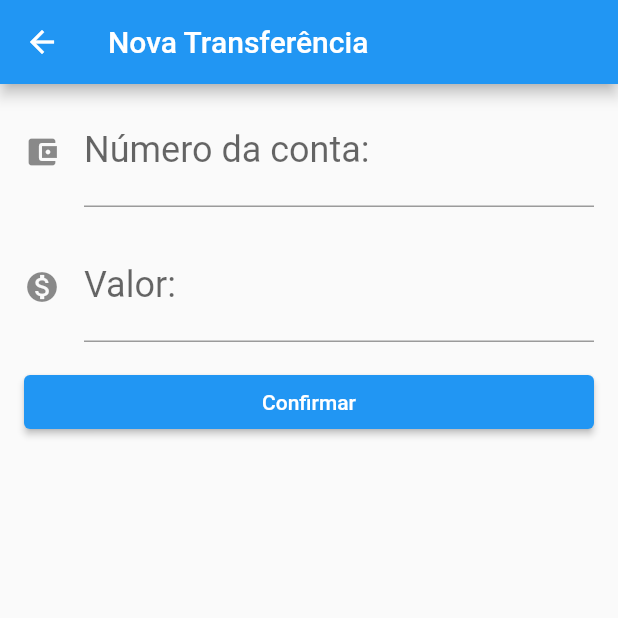
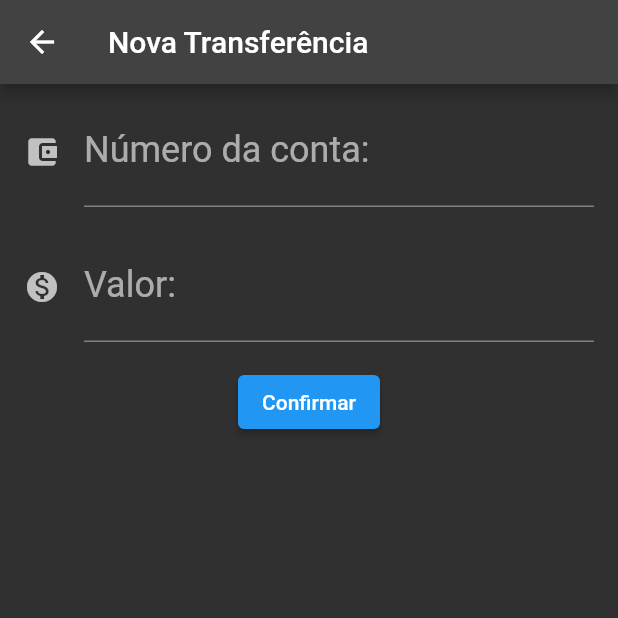
Before and after one commit to Skema1114/bytebank-fundamentos-app-formacao-flutter-alura, a Flutter app: the screen it shows after launch, after a tap on the "add" icon, on a phone screen of 412 x 824 dp, the top half of it. Run offline on Flutter 3.47's test engine with Material 2 defaults, Android fonts, the phone set to English and light mode, and no system bars.

Commit message:
Parte 05 em andamento

```diff
--- a/lib/src/App.dart
+++ b/lib/src/App.dart
@@ -1,16 +1,76 @@
+import 'dart:async';
+
 import 'package:bytebank_fundamentos_app_formacao_flutter_alura/src/page/ListaTrasferencias.dart';
 import 'package:flutter/material.dart';
 
+StreamController<bool> isDarkMode = StreamController();
+
+// CLASSE APP COM TENTATIVA DE TROCA DE TEMA;
 class App extends StatelessWidget {
   const App({Key? key}) : super(key: key);
 
   @override
   Widget build(BuildContext context) {
+    return StreamBuilder<bool>(
+        initialData: false,
+        stream: isDarkMode.stream,
+        builder: (context, snapshot) {
+          return MaterialApp(
+            home: ListaTransferencias(),
+            debugShowCheckedModeBanner: false,
+            theme: snapshot.data != null
+                ? ThemeData.dark()
+                : ThemeData(
+                    colorScheme: ColorScheme.fromSwatch().copyWith(
+                      primary: Colors.green[900],
+                      secondary: Colors.blueAccent[700],
+                    ),
+                    elevatedButtonTheme: ElevatedButtonThemeData(
+                      style: ElevatedButton.styleFrom(
+                        primary: Colors.blueAccent[700],
+                        textStyle: const TextStyle(
+                          color: Colors.white,
+                        ),
+                      ),
+                    ),
+                  ),
+          );
+        });
+  }
+}
+
+changeTheme(bool value) {
+  isDarkMode.add(value);
+}
+
+// CLASSE APP NORMAL UTILIZADA COM O TEMA DO CURSO;
+/*
+class App extends StatelessWidget {
+  App({Key? key}) : super(key: key);
+
+  Color selection = Colors.green[400]!;
+
+  @override
+  Widget build(BuildContext context) {
     return MaterialApp(
-      home: Scaffold(
-        body: ListaTransferencias(),
+      home: ListaTransferencias(),
+      debugShowCheckedModeBanner: false,
+      // theme: ThemeData.dark(),
+      theme: ThemeData(
+        colorScheme: ColorScheme.fromSwatch().copyWith(
+          primary: Colors.green[900],
+          secondary: Colors.blueAccent[700],
+        ),
+        elevatedButtonTheme: ElevatedButtonThemeData(
+          style: ElevatedButton.styleFrom(
+            primary: Colors.blueAccent[700],
+            textStyle: const TextStyle(
+              color: Colors.white,
+            ),
+          ),
+        ),
       ),
-      debugShowCheckedModeBanner: false,
     );
   }
 }
+*/
--- a/lib/src/page/FormularioTransferencias.dart
+++ b/lib/src/page/FormularioTransferencias.dart
@@ -4,13 +4,21 @@ import 'package:bytebank_fundamentos_app_formacao_flutter_alura/src/model/Transf
 import 'package:bytebank_fundamentos_app_formacao_flutter_alura/src/widget/TextFieldFormularioTransferencia.dart';
 import 'package:flutter/material.dart';
 
-class FormularioTransferencias extends StatelessWidget {
+class FormularioTransferencias extends StatefulWidget {
+  const FormularioTransferencias({Key? key}) : super(key: key);
+
+  @override
+  State<FormularioTransferencias> createState() =>
+      _FormularioTransferenciasState();
+}
+
+class _FormularioTransferenciasState extends State<FormularioTransferencias> {
   final TextEditingController _controladorNumeroConta = TextEditingController();
+
   final TextEditingController _controladorValor = TextEditingController();
+
   final FormularioTransferenciasController _controller =
       FormularioTransferenciasController();
-
-  FormularioTransferencias({Key? key}) : super(key: key);
 
   @override
   Widget build(BuildContext context) {
@@ -18,7 +26,8 @@ class FormularioTransferencias extends StatelessWidget {
       appBar: AppBar(
         title: const Text('Nova Transferência'),
       ),
-      body: ListView(
+      body: SingleChildScrollView(
+        child: Column(
           children: [
             TextFieldFormularioTransferencia(
               TransferenciaFormModel(
@@ -57,6 +66,7 @@ class FormularioTransferencias extends StatelessWidget {
             ),
           ],
         ),
+      ),
     );
   }
 }
--- a/lib/src/page/ListaTrasferencias.dart
+++ b/lib/src/page/ListaTrasferencias.dart
@@ -1,3 +1,4 @@
+import 'package:bytebank_fundamentos_app_formacao_flutter_alura/src/App.dart';
 import 'package:bytebank_fundamentos_app_formacao_flutter_alura/src/controller/ListaTrasferenciasController.dart';
 import 'package:bytebank_fundamentos_app_formacao_flutter_alura/src/model/ItemTransferenciaDataModel.dart';
 import 'package:bytebank_fundamentos_app_formacao_flutter_alura/src/model/TransferenciaModel.dart';
@@ -16,12 +17,27 @@ class ListaTransferencias extends StatefulWidget {
 class _ListaTransferenciasState extends State<ListaTransferencias> {
   final ListaTrasferenciasController _controller =
       ListaTrasferenciasController();
+  bool isDarkMode = false;
 
   @override
   Widget build(BuildContext context) {
     return Scaffold(
       appBar: AppBar(
         title: const Text('Transferências'),
+        actions: [
+          Padding(
+            padding: const EdgeInsets.only(right: 20.0),
+            child: Switch(
+              value: isDarkMode,
+              onChanged: (value) {
+                setState(() {
+                  isDarkMode = value;
+                  changeTheme(value);
+                });
+              },
+            ),
+          ),
+        ],
       ),
       body: ListView.builder(
         itemCount: widget._transferencias.length,
@@ -46,7 +62,9 @@ class _ListaTransferenciasState extends State<ListaTransferencias> {
           (transferenciaRecebida) {
             if (transferenciaRecebida != null) {
               debugPrint('TRANSFERENCIA RECEBIDA NÃO É NULA');
-              widget._transferencias.add(transferenciaRecebida);
+              setState(() {
+                widget._transferencias.add(transferenciaRecebida);
+              });
             }
             debugPrint(' ===================> CHEGOU NO THEN DO FUTURE');
             debugPrint(' ===================> $transferenciaRecebida');
--- a/pubspec.yaml
+++ b/pubspec.yaml
@@ -3,7 +3,7 @@ description: A new Flutter project.
 
 # The following line prevents the package from being accidentally published to
 # pub.dev using `flutter pub publish`. This is preferred for private packages.
-publish_to: 'none' # Remove this line if you wish to publish to pub.dev
+publish_to: "none" # Remove this line if you wish to publish to pub.dev
 
 # The following defines the version and build number for your application.
 # A version number is three numbers separated by dots, like 1.2.43
@@ -30,7 +30,6 @@ dependencies:
   flutter:
     sdk: flutter
 
-
   # The following adds the Cupertino Icons font to your application.
   # Use with the CupertinoIcons class for iOS style icons.
   cupertino_icons: ^1.0.2
@@ -51,7 +50,6 @@ dev_dependencies:
 
 # The following section is specific to Flutter.
 flutter:
-
   # The following line ensures that the Material Icons font is
   # included with your application, so that you can use the icons in
   # the material Icons class.
```
Also changed, not shown: lib/src/widget/ItemTransferencia.dart (+5 -2 lines). Lines whose indentation alone changed are shown as unchanged.
